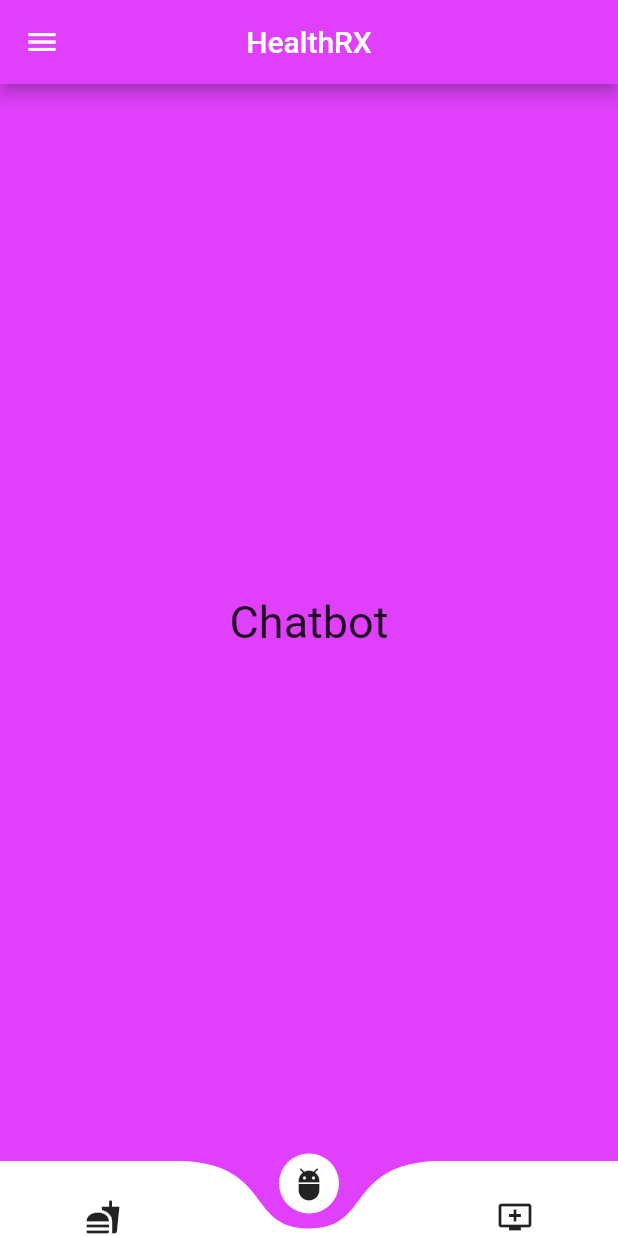
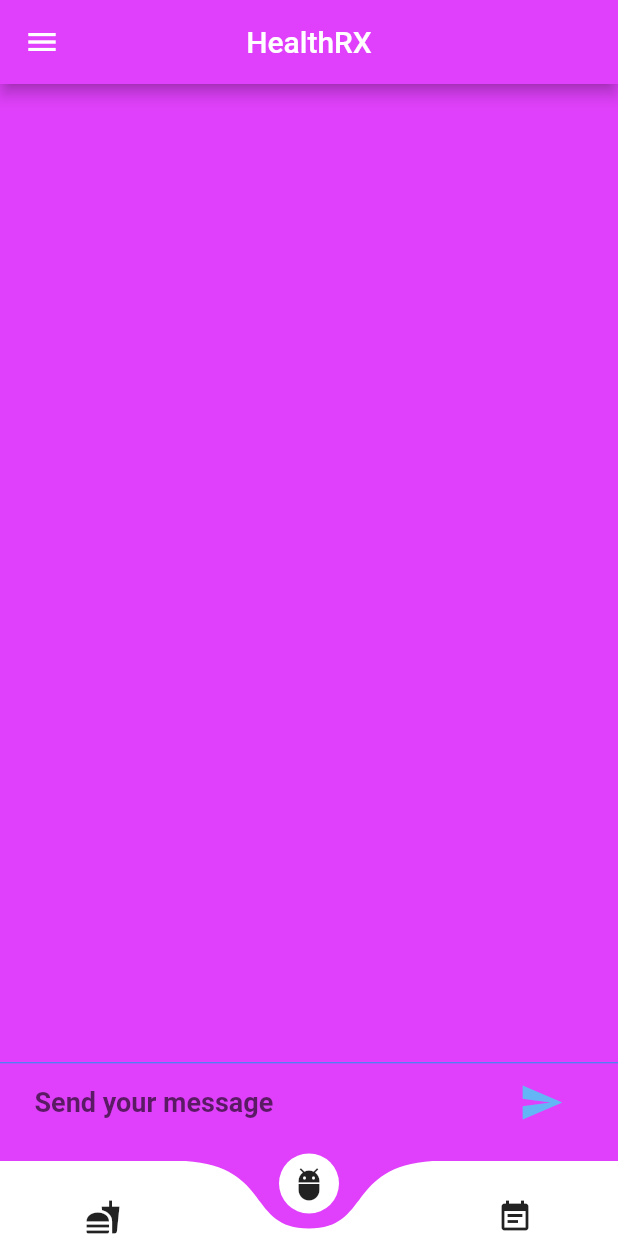
Before and after one commit to Eshaan-B/Final_app, a Flutter app: the Dashboard screen opened by its route, on a phone screen of 412 x 824 dp. Run offline on Flutter 3.47's test engine with Material 2 defaults, Android fonts, the phone set to English and light mode, and no system bars; drawn by our look-alikes of curved_navigation_bar; our stand-ins replace animated_text_kit, bubble, font_awesome_flutter, modal_progress_hud; missing offline and left inert: flutter_dialogflow.

Commit message:
Integration
Chatbot is integrated

```diff
--- a/hackathon_rx/lib/screens/calorieCounter.dart
+++ b/hackathon_rx/lib/screens/calorieCounter.dart
@@ -22,7 +22,7 @@ class _CalorieCounterState extends State<CalorieCounter> {
   var calories=0.0;
   var fat= 0.0;
   var sugar=0.0;
-
+//https://api.spoonacular.com/recipes/complexSearch?apiKey=37858fd40dd048ce9a36c24155d78cd0&query=pizza&minCalories=50&number=1
   void getData(String query) async {
     NetworkHelper networkHelper = NetworkHelper(url:_url+_apiKey+'&query='+query+'&minFat=25&minCalories=50&minCarbs=10&minSugar=0&number=1');
     var response = await networkHelper.getData();
--- a/hackathon_rx/lib/screens/chatbot.dart
+++ b/hackathon_rx/lib/screens/chatbot.dart
@@ -1,4 +1,7 @@
 import 'package:flutter/material.dart';
+import 'package:bubble/bubble.dart';
+import 'package:flutter_dialogflow/dialogflow_v2.dart';
+
 
 class ChatBot extends StatefulWidget {
   @override
@@ -6,10 +9,123 @@ class ChatBot extends StatefulWidget {
 }
 
 class _ChatBotState extends State<ChatBot> {
+  void response(query) async {
+    AuthGoogle authGoogle = await AuthGoogle(
+        fileJson: "assets/chatbot-mvalaf-298384b9b1f5.json")
+        .build();
+    Dialogflow dialogflow =
+    Dialogflow(authGoogle: authGoogle, language: Language.english);
+    AIResponse aiResponse = await dialogflow.detectIntent(query);
+    setState(() {
+      messsages.insert(0, {
+        "data": 0,
+        "message": aiResponse.getListMessage()[0]["text"]["text"][0].toString()
+      });
+    });
+  }
+
+  final messageInsert = TextEditingController();
+  List<Map> messsages = List();
+
   @override
   Widget build(BuildContext context) {
-    return Center(
-      child: Text('Chatbot', style: TextStyle(fontSize: 30),),
+    return Scaffold(
+    backgroundColor: Colors.purpleAccent,
+      body: Container(
+        child: Column(
+          children: <Widget>[
+            Flexible(
+                child: ListView.builder(
+                    reverse: true,
+                    itemCount: messsages.length,
+                    itemBuilder: (context, index) => chat(
+                        messsages[index]["message"].toString(),
+                        messsages[index]["data"]))),
+            Divider(
+              height: 5.0,
+              color: Colors.blue,
+            ),
+            Container(
+              padding: EdgeInsets.only(left: 15.0, right: 15.0),
+              margin: const EdgeInsets.symmetric(horizontal: 8.0),
+              child: Row(
+                children: <Widget>[
+                  Flexible(
+                      child: TextField(
+                        controller: messageInsert,
+                        decoration: InputDecoration.collapsed(
+                            hintText: "Send your message",
+                            hintStyle: TextStyle(
+                                fontWeight: FontWeight.bold, fontSize: 18.0)),
+                      )),
+                  Container(
+                    margin: EdgeInsets.symmetric(horizontal: 4.0),
+                    child: IconButton(
+
+                        icon: Icon(
+
+                          Icons.send,
+                          size: 30.0,
+                          color: Colors.blue[300],
+                        ),
+                        onPressed: () {
+                          if (messageInsert.text.isEmpty) {
+                            print("empty message");
+                          } else {
+                            setState(() {
+                              messsages.insert(0,
+                                  {"data": 1, "message": messageInsert.text});
+                            });
+                            response(messageInsert.text);
+                            print("sent");
+                            messageInsert.clear();
+                          }
+                        }),
+                  )
+                ],
+              ),
+            ),
+            SizedBox(
+              height: 15.0,
+            )
+          ],
+        ),
+      ),
+    );
+  }
+
+  //for better one i have use the bubble package check out the pubspec.yaml
+
+  Widget chat(String message, int data) {
+    return Padding(
+      padding: EdgeInsets.all(10.0),
+      child: Bubble(
+          radius: Radius.circular(15.0),
+          color: data == 0 ? Colors.blue[200] : Colors.blue[200],
+          elevation: 0.0,
+          alignment: data == 0 ? Alignment.topLeft : Alignment.topRight,
+          nip: data == 0 ? BubbleNip.leftBottom : BubbleNip.rightTop,
+          child: Padding(
+            padding: EdgeInsets.all(2.0),
+            child: Row(
+              mainAxisSize: MainAxisSize.min,
+              children: <Widget>[
+                CircleAvatar(
+                  backgroundImage: AssetImage(
+                      data == 0 ? "assets/bot.png" : "assets/user.png"),
+                ),
+                SizedBox(
+                  width: 10.0,
+                ),
+                Flexible(
+                    child: Text(
+                      message,
+                      style: TextStyle(
+                          color: Colors.white, fontWeight: FontWeight.bold),
+                    ))
+              ],
+            ),
+          )),
     );
   }
 }
--- a/hackathon_rx/lib/screens/dashboard.dart
+++ b/hackathon_rx/lib/screens/dashboard.dart
@@ -15,9 +15,10 @@ class _DashboardState extends State<Dashboard> {
 
   int pageNumber = 1;
   List<Widget> pages=[
+    CalorieCounter(),
+    ChatBot(),
     MealPlanner(),
-    ChatBot(),
-    CalorieCounter(),
+
   ];
 
   @override
@@ -39,7 +40,7 @@ class _DashboardState extends State<Dashboard> {
           items: <Widget>[
             Icon(Icons.fastfood),
             Icon(Icons.adb),
-            Icon(Icons.add_to_queue),
+            Icon(Icons.event_note),
           ],
           onTap: (index){
             setState(() {
--- a/hackathon_rx/pubspec.yaml
+++ b/hackathon_rx/pubspec.yaml
@@ -13,6 +13,9 @@ dependencies:
   http: ^0.12.1
   modal_progress_hud: ^0.1.3
   font_awesome_flutter: ^8.4.0
+  bubble: ^1.1.9+1
+  flutter_dialogflow: ^0.1.3
+
 
 
 
@@ -27,6 +30,7 @@ flutter:
 
 
   assets:
+    - assets/
     - assets/images/
   fonts:
     - family: Pacifico
```
Also changed, not shown: hackathon_rx/assets/chatbot-mvalaf-298384b9b1f5.json (added, +12 -0 lines), hackathon_rx/assets/Screenshot 2020-05-18 at 11.35.40 AM.png (added), hackathon_rx/assets/bot.png (added), hackathon_rx/assets/user.png (added), hackathon_rx/pubspec.lock, 1 other file.
